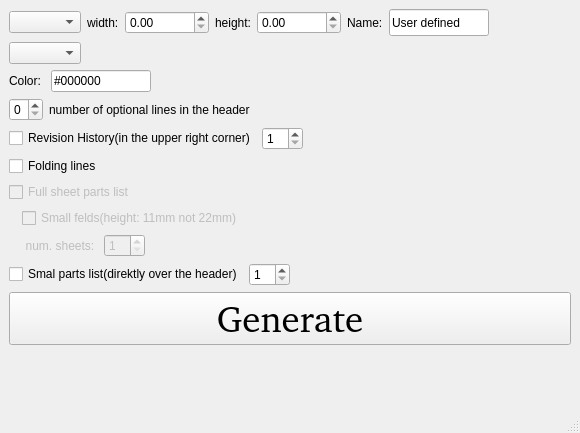
tobiasfalk/KiCAD-FreeCAD-TechDraw-Template-Generator, file form.ui: the form before one commit.
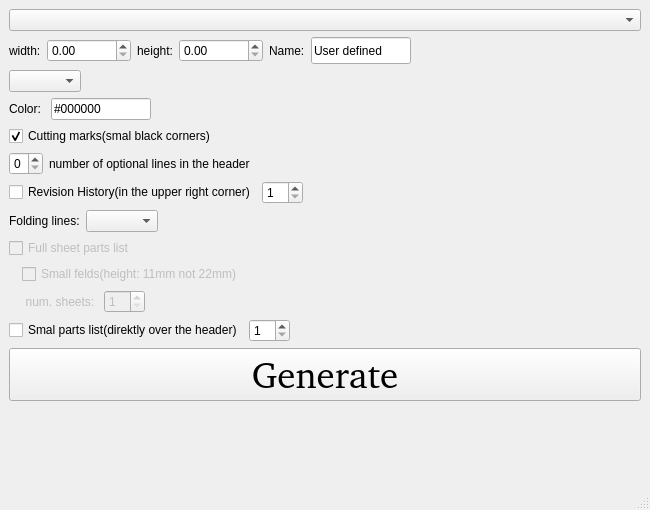
The form after the commit.

```diff
--- a/form.ui
+++ b/form.ui
@@ -9,20 +9,20 @@
    <rect>
     <x>0</x>
     <y>0</y>
-    <width>580</width>
-    <height>433</height>
+    <width>650</width>
+    <height>510</height>
    </rect>
   </property>
   <property name="minimumSize">
    <size>
-    <width>580</width>
-    <height>433</height>
+    <width>650</width>
+    <height>510</height>
    </size>
   </property>
   <property name="maximumSize">
    <size>
-    <width>580</width>
-    <height>433</height>
+    <width>650</width>
+    <height>510</height>
    </size>
   </property>
   <property name="windowTitle">
@@ -30,11 +30,11 @@
   </property>
   <widget class="QWidget" name="centralwidget">
    <layout class="QVBoxLayout" name="verticalLayout">
+    <item>
+     <widget class="QComboBox" name="SheetSizeComboBox"/>
+    </item>
     <item>
      <layout class="QHBoxLayout" name="horizontalLayout">
-      <item>
-       <widget class="QComboBox" name="SheetSizeComboBox"/>
-      </item>
       <item>
        <widget class="QLabel" name="label">
         <property name="text">
@@ -185,6 +185,20 @@
       </item>
      </layout>
     </item>
+    <item>
+     <layout class="QHBoxLayout" name="horizontalLayout_12">
+      <item>
+       <widget class="QCheckBox" name="cuttingMarksCheckBox">
+        <property name="text">
+         <string>Cutting marks(smal black corners)</string>
+        </property>
+        <property name="checked">
+         <bool>true</bool>
+        </property>
+       </widget>
+      </item>
+     </layout>
+    </item>
     <item>
      <layout class="QHBoxLayout" name="horizontalLayout_2">
       <item>
@@ -253,12 +267,28 @@
     <item>
      <layout class="QHBoxLayout" name="horizontalLayout_7">
       <item>
-       <widget class="QCheckBox" name="foldingLinesCheckBox">
+       <widget class="QLabel" name="label_6">
         <property name="text">
-         <string>Folding lines</string>
+         <string>Folding lines:</string>
         </property>
        </widget>
       </item>
+      <item>
+       <widget class="QComboBox" name="foldingLinesComboBox"/>
+      </item>
+      <item>
+       <spacer name="horizontalSpacer_9">
+        <property name="orientation">
+         <enum>Qt::Horizontal</enum>
+        </property>
+        <property name="sizeHint" stdset="0">
+         <size>
+          <width>40</width>
+          <height>20</height>
+         </size>
+        </property>
+       </spacer>
+      </item>
      </layout>
     </item>
     <item>
```
Left out of the diff: 2 changed lines with no effect on the pictures.
